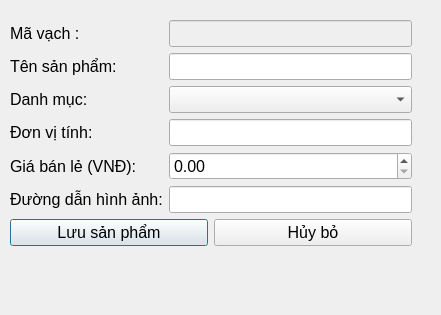
Old version of the form src/gui/tabs/add_product_dialog.ui in the repository letrankhang/Supermarket_Manager.
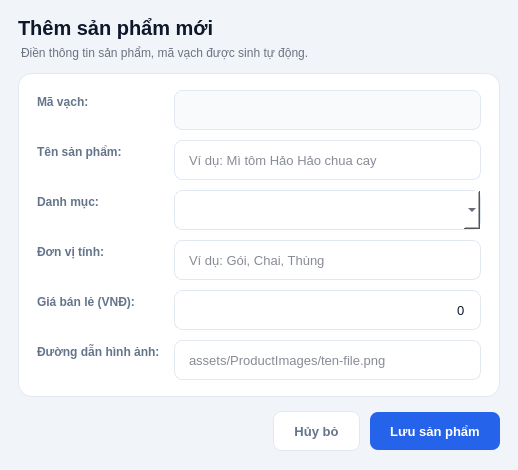
New version of the form.

Commit message: feat: thêm chức năng product, import

The edit to the form file:
```diff
--- a/src/gui/tabs/add_product_dialog.ui
+++ b/src/gui/tabs/add_product_dialog.ui
@@ -6,32 +6,231 @@
    <rect>
     <x>0</x>
     <y>0</y>
-    <width>441</width>
-    <height>315</height>
+    <width>518</width>
+    <height>470</height>
    </rect>
   </property>
+  <property name="minimumSize">
+   <size>
+    <width>460</width>
+    <height>450</height>
+   </size>
+  </property>
   <property name="windowTitle">
    <string>Thêm Sản Phẩm Mới</string>
   </property>
-  <widget class="QWidget" name="layoutWidget">
-   <property name="geometry">
-    <rect>
-     <x>10</x>
-     <y>20</y>
-     <width>402</width>
-     <height>259</height>
-    </rect>
+  <property name="styleSheet">
+   <string notr="true">
+QDialog#AddProductDialog {
+    background-color: #f1f5f9;
+    color: #0f172a;
+    font-family: &quot;Segoe UI&quot;, Arial, sans-serif;
+}
+QLabel {
+    background-color: transparent;
+    border: none;
+    color: #0f172a;
+}
+
+QLabel#lblDialogTitle {
+    color: #0f172a;
+    padding: 0px;
+    margin: 0px;
+}
+QLabel#lblDialogSubtitle {
+    color: #6b7280;
+    font-size: 12px;
+    font-weight: normal;
+    margin-top: 4px;
+}
+
+QFrame#frameForm {
+    background-color: #ffffff;
+    border: 1px solid #e2e8f0;
+    border-radius: 14px;
+}
+QFrame#frameFooter {
+    background-color: transparent;
+    border: none;
+}
+
+QLabel#lblBarcode,
+QLabel#lblProductName,
+QLabel#lblCategory,
+QLabel#lblUnit,
+QLabel#lblRetailPrice,
+QLabel#lblImage {
+    color: #64748b;
+    font-size: 12px;
+    font-weight: 600;
+}
+
+QLineEdit,
+QComboBox,
+QDoubleSpinBox {
+    background-color: #ffffff;
+    border: 1px solid #e2e8f0;
+    border-radius: 8px;
+    padding: 0px 12px;
+    min-height: 38px;
+    font-size: 13px;
+    color: #0f172a;
+}
+QLineEdit:focus,
+QComboBox:focus,
+QDoubleSpinBox:focus {
+    border: 1px solid #1d4ed8;
+}
+QLineEdit:disabled,
+QComboBox:disabled,
+QDoubleSpinBox:disabled {
+    background-color: #f8fafc;
+    color: #94a3b8;
+}
+QComboBox:hover,
+QDoubleSpinBox:hover {
+    border: 1px solid #cbd5e1;
+}
+QComboBox QAbstractItemView {
+    background-color: #ffffff;
+    border: 1px solid #e2e8f0;
+    border-radius: 8px;
+    padding: 4px;
+    outline: none;
+    selection-background-color: #eff6ff;
+    selection-color: #1d4ed8;
+}
+
+QPushButton#btnSave {
+    background-color: #2563eb;
+    color: #ffffff;
+    border: none;
+    border-radius: 8px;
+    padding: 0px 20px;
+    min-height: 38px;
+    font-size: 13px;
+    font-weight: 700;
+}
+QPushButton#btnSave:hover {
+    background-color: #1d4ed8;
+}
+QPushButton#btnSave:pressed {
+    background-color: #1e40af;
+}
+QPushButton#btnSave:disabled {
+    background-color: #cbd5e1;
+    color: #f8fafc;
+}
+QPushButton#btnCancel {
+    background-color: #ffffff;
+    color: #64748b;
+    border: 1px solid #e2e8f0;
+    border-radius: 8px;
+    padding: 0px 20px;
+    min-height: 38px;
+    font-size: 13px;
+    font-weight: bold;
+}
+QPushButton#btnCancel:hover {
+    background-color: #eff6ff;
+    color: #1d4ed8;
+    border: 1px solid #1d4ed8;
+}</string>
+  </property>
+  <layout class="QVBoxLayout" name="verticalLayout_root">
+   <property name="spacing">
+    <number>12</number>
+   </property>
+   <property name="leftMargin">
+    <number>18</number>
+   </property>
+   <property name="topMargin">
+    <number>16</number>
+   </property>
+   <property name="rightMargin">
+    <number>18</number>
+   </property>
+   <property name="bottomMargin">
+    <number>16</number>
+   </property>
+   <item>
+    <layout class="QHBoxLayout" name="horizontalLayout_header">
+     <property name="spacing">
+      <number>10</number>
+     </property>
+     <item>
+      <layout class="QVBoxLayout" name="verticalLayout_header">
+       <property name="spacing">
+        <number>0</number>
+       </property>
+       <item>
+        <widget class="QLabel" name="lblDialogTitle">
+         <property name="font">
+          <font>
+           <pointsize>15</pointsize>
+           <bold>true</bold>
+          </font>
+         </property>
+         <property name="text">
+          <string>Thêm sản phẩm mới</string>
+         </property>
+        </widget>
+       </item>
+       <item>
+        <widget class="QLabel" name="lblDialogSubtitle">
+         <property name="text">
+          <string>Điền thông tin sản phẩm, mã vạch được sinh tự động.</string>
+         </property>
+        </widget>
+       </item>
+      </layout>
+     </item>
+     <item>
+      <spacer name="horizontalSpacer_header">
+       <property name="orientation">
+        <enum>Qt::Orientation::Horizontal</enum>
+       </property>
+       <property name="sizeHint" stdset="0">
+        <size>
+         <width>40</width>
+         <height>20</height>
+        </size>
+       </property>
+      </spacer>
+     </item>
+    </layout>
+   </item>
+   <item>
+    <widget class="QFrame" name="frameForm">
+     <property name="frameShape">
+      <enum>QFrame::Shape::NoFrame</enum>
    </property>
    <layout class="QFormLayout" name="formLayout">
+      <property name="labelAlignment">
+       <set>Qt::AlignmentFlag::AlignLeading|Qt::AlignmentFlag::AlignLeft|Qt::AlignmentFlag::AlignVCenter</set>
+      </property>
+      <property name="horizontalSpacing">
+       <number>14</number>
+      </property>
+      <property name="verticalSpacing">
+       <number>10</number>
+      </property>
+      <property name="leftMargin">
+       <number>18</number>
+      </property>
+      <property name="topMargin">
+       <number>16</number>
+      </property>
+      <property name="rightMargin">
+       <number>18</number>
+      </property>
+      <property name="bottomMargin">
+       <number>16</number>
+      </property>
     <item row="0" column="0">
      <widget class="QLabel" name="lblBarcode">
-      <property name="font">
-       <font>
-        <pointsize>12</pointsize>
-       </font>
-      </property>
       <property name="text">
-       <string>Mã vạch :</string>
+         <string>Mã vạch:</string>
       </property>
      </widget>
     </item>
@@ -40,20 +239,10 @@
       <property name="enabled">
        <bool>false</bool>
       </property>
-      <property name="font">
-       <font>
-        <pointsize>12</pointsize>
-       </font>
-      </property>
      </widget>
     </item>
     <item row="1" column="0">
      <widget class="QLabel" name="lblProductName">
-      <property name="font">
-       <font>
-        <pointsize>12</pointsize>
-       </font>
-      </property>
       <property name="text">
        <string>Tên sản phẩm:</string>
       </property>
@@ -61,20 +250,13 @@
     </item>
     <item row="1" column="1">
      <widget class="QLineEdit" name="txtProductName">
-      <property name="font">
-       <font>
-        <pointsize>12</pointsize>
-       </font>
+        <property name="placeholderText">
+         <string>Ví dụ: Mì tôm Hảo Hảo chua cay</string>
       </property>
      </widget>
     </item>
     <item row="2" column="0">
      <widget class="QLabel" name="lblCategory">
-      <property name="font">
-       <font>
-        <pointsize>12</pointsize>
-       </font>
-      </property>
       <property name="text">
        <string>Danh mục:</string>
       </property>
@@ -82,20 +264,13 @@
     </item>
     <item row="2" column="1">
      <widget class="QComboBox" name="cboCategory">
-      <property name="font">
-       <font>
-        <pointsize>12</pointsize>
-       </font>
+        <property name="cursor">
+         <cursorShape>PointingHandCursor</cursorShape>
       </property>
      </widget>
     </item>
     <item row="3" column="0">
      <widget class="QLabel" name="lblUnit">
-      <property name="font">
-       <font>
-        <pointsize>12</pointsize>
-       </font>
-      </property>
       <property name="text">
        <string>Đơn vị tính:</string>
       </property>
@@ -103,20 +278,13 @@
     </item>
     <item row="3" column="1">
      <widget class="QLineEdit" name="txtUnit">
-      <property name="font">
-       <font>
-        <pointsize>12</pointsize>
-       </font>
+        <property name="placeholderText">
+         <string>Ví dụ: Gói, Chai, Thùng</string>
       </property>
      </widget>
     </item>
     <item row="4" column="0">
      <widget class="QLabel" name="lblRetailPrice">
-      <property name="font">
-       <font>
-        <pointsize>12</pointsize>
-       </font>
-      </property>
       <property name="text">
        <string>Giá bán lẻ (VNĐ):</string>
       </property>
@@ -124,10 +292,14 @@
     </item>
     <item row="4" column="1">
      <widget class="QDoubleSpinBox" name="spnRetailPrice">
-      <property name="font">
-       <font>
-        <pointsize>12</pointsize>
-       </font>
+        <property name="alignment">
+         <set>Qt::AlignmentFlag::AlignRight|Qt::AlignmentFlag::AlignTrailing|Qt::AlignmentFlag::AlignVCenter</set>
+        </property>
+        <property name="buttonSymbols">
+         <enum>QAbstractSpinBox::ButtonSymbols::NoButtons</enum>
+        </property>
+        <property name="decimals">
+         <number>0</number>
       </property>
       <property name="maximum">
        <double>999999999.000000000000000</double>
@@ -136,11 +308,6 @@
     </item>
     <item row="5" column="0">
      <widget class="QLabel" name="lblImage">
-      <property name="font">
-       <font>
-        <pointsize>12</pointsize>
-       </font>
-      </property>
       <property name="text">
        <string>Đường dẫn hình ảnh:</string>
       </property>
@@ -148,43 +315,72 @@
     </item>
     <item row="5" column="1">
      <widget class="QLineEdit" name="txtImage">
-      <property name="font">
-       <font>
-        <pointsize>12</pointsize>
-       </font>
+        <property name="placeholderText">
+         <string>assets/ProductImages/ten-file.png</string>
       </property>
      </widget>
     </item>
-    <item row="6" column="0" colspan="2">
+     </layout>
+    </widget>
+   </item>
+   <item>
+    <widget class="QFrame" name="frameFooter">
+     <property name="frameShape">
+      <enum>QFrame::Shape::NoFrame</enum>
+     </property>
      <layout class="QHBoxLayout" name="horizontalLayout">
+      <property name="spacing">
+       <number>10</number>
+      </property>
+      <property name="leftMargin">
+       <number>0</number>
+      </property>
+      <property name="topMargin">
+       <number>0</number>
+      </property>
+      <property name="rightMargin">
+       <number>0</number>
+      </property>
+      <property name="bottomMargin">
+       <number>0</number>
+      </property>
       <item>
-       <widget class="QPushButton" name="btnSave">
-        <property name="font">
-         <font>
-          <pointsize>12</pointsize>
-         </font>
+       <spacer name="horizontalSpacer_footer">
+        <property name="orientation">
+         <enum>Qt::Orientation::Horizontal</enum>
         </property>
-        <property name="text">
-         <string>Lưu sản phẩm</string>
+        <property name="sizeHint" stdset="0">
+         <size>
+          <width>40</width>
+          <height>20</height>
+         </size>
         </property>
-       </widget>
+       </spacer>
       </item>
       <item>
        <widget class="QPushButton" name="btnCancel">
-        <property name="font">
-         <font>
-          <pointsize>12</pointsize>
-         </font>
+        <property name="cursor">
+         <cursorShape>PointingHandCursor</cursorShape>
         </property>
         <property name="text">
          <string>Hủy bỏ</string>
         </property>
        </widget>
       </item>
-     </layout>
+      <item>
+       <widget class="QPushButton" name="btnSave">
+        <property name="cursor">
+         <cursorShape>PointingHandCursor</cursorShape>
+        </property>
+        <property name="text">
+         <string>Lưu sản phẩm</string>
+        </property>
+       </widget>
     </item>
    </layout>
   </widget>
+   </item>
+  </layout>
  </widget>
  <resources/>
  <connections/>
```
Left out of the diff: 6 changed lines with no effect on the pictures. Lines whose indentation alone changed are shown as unchanged. The commit also changes 21 other files.
